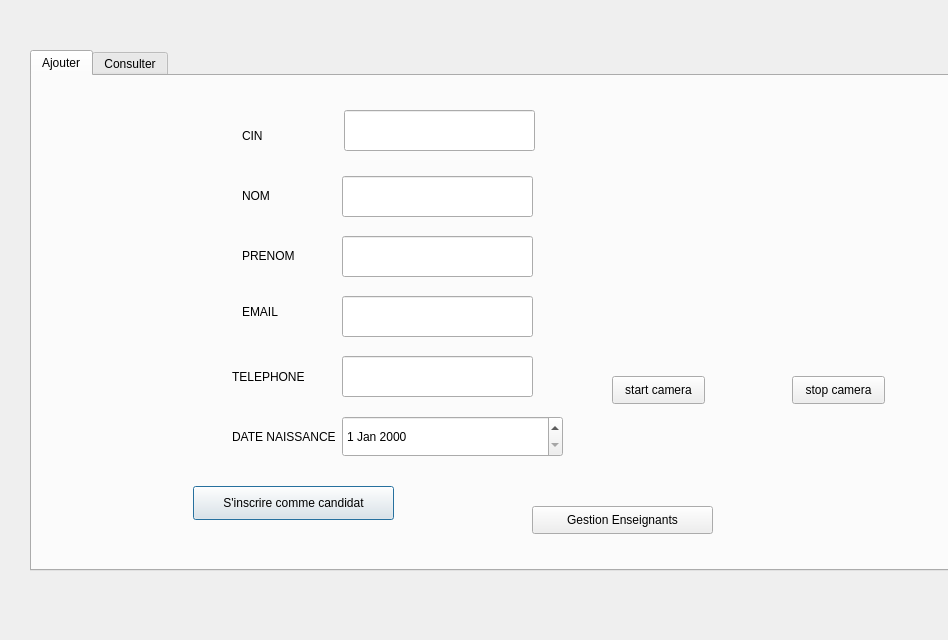
Above: gestion_candidats.ui from walidmz/QtRepass before the change. Below: the same form after it.
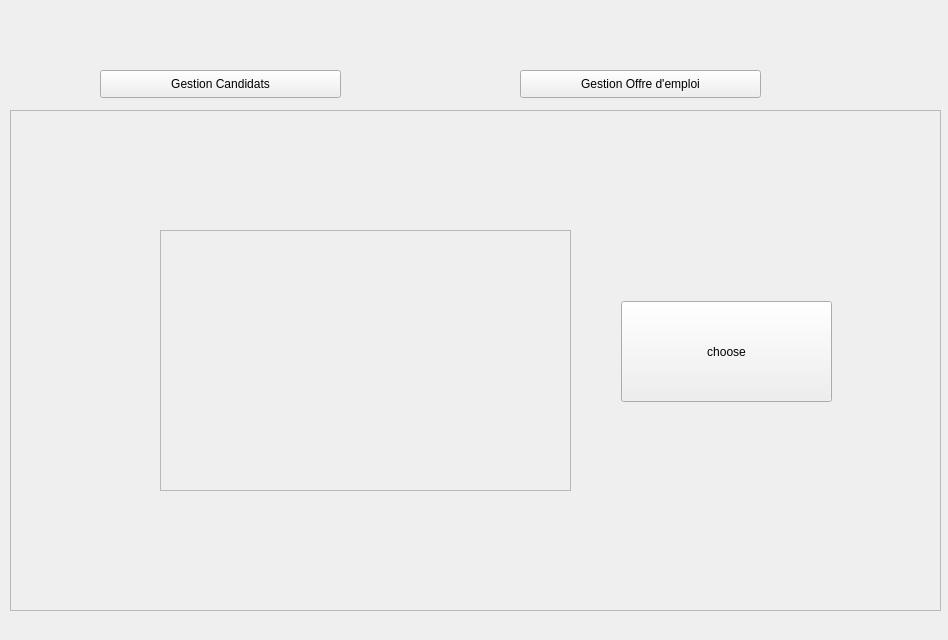
That is the form after the change. The open tabs and pages were chosen to show the change. Custom widgets are drawn as their Qt base class.

Commit message:
ajout de controle de saisie pour l'ajout des candidats
3rd commit

```diff
--- a/gestion_candidats.ui
+++ b/gestion_candidats.ui
@@ -13,13 +13,32 @@
   <property name="windowTitle">
    <string>Dialog</string>
   </property>
+  <widget class="QStackedWidget" name="stackedWidget">
+   <property name="geometry">
+    <rect>
+     <x>10</x>
+     <y>110</y>
+     <width>931</width>
+     <height>501</height>
+    </rect>
+   </property>
+   <property name="frameShape">
+    <enum>QFrame::StyledPanel</enum>
+   </property>
+   <property name="frameShadow">
+    <enum>QFrame::Sunken</enum>
+   </property>
+   <property name="currentIndex">
+    <number>0</number>
+   </property>
+   <widget class="QWidget" name="page">
   <widget class="QTabWidget" name="tabwidget">
    <property name="geometry">
     <rect>
-     <x>30</x>
-     <y>50</y>
-     <width>1031</width>
-     <height>521</height>
+       <x>10</x>
+       <y>10</y>
+       <width>901</width>
+       <height>481</height>
     </rect>
    </property>
    <property name="toolTip">
@@ -120,19 +139,6 @@
       <string>S'inscrire comme candidat</string>
      </property>
     </widget>
-    <widget class="QPushButton" name="pushButton">
-     <property name="geometry">
-      <rect>
-       <x>500</x>
-       <y>430</y>
-       <width>181</width>
-       <height>28</height>
-      </rect>
-     </property>
-     <property name="text">
-      <string>Gestion Enseignants</string>
-     </property>
-    </widget>
     <widget class="QLabel" name="label_11">
      <property name="geometry">
       <rect>
@@ -195,6 +201,23 @@
        <height>41</height>
       </rect>
      </property>
+       <property name="maximumDateTime">
+        <datetime>
+         <hour>23</hour>
+         <minute>59</minute>
+         <second>59</second>
+         <year>2024</year>
+         <month>10</month>
+         <day>9</day>
+        </datetime>
+       </property>
+       <property name="minimumDate">
+        <date>
+         <year>1980</year>
+         <month>9</month>
+         <day>14</day>
+        </date>
+       </property>
     </widget>
     <widget class="QCameraViewfinder" name="camera_view" native="true">
      <property name="geometry">
@@ -526,6 +549,65 @@
      </property>
     </widget>
    </widget>
+    </widget>
+   </widget>
+   <widget class="QWidget" name="page_2">
+    <widget class="QFrame" name="frame">
+     <property name="geometry">
+      <rect>
+       <x>149</x>
+       <y>119</y>
+       <width>411</width>
+       <height>261</height>
+      </rect>
+     </property>
+     <property name="frameShape">
+      <enum>QFrame::StyledPanel</enum>
+     </property>
+     <property name="frameShadow">
+      <enum>QFrame::Raised</enum>
+     </property>
+    </widget>
+    <widget class="QToolButton" name="toolButton">
+     <property name="geometry">
+      <rect>
+       <x>610</x>
+       <y>190</y>
+       <width>211</width>
+       <height>101</height>
+      </rect>
+     </property>
+     <property name="text">
+      <string>choose</string>
+     </property>
+    </widget>
+   </widget>
+  </widget>
+  <widget class="QPushButton" name="btn_gestion_candidats">
+   <property name="geometry">
+    <rect>
+     <x>100</x>
+     <y>70</y>
+     <width>241</width>
+     <height>28</height>
+    </rect>
+   </property>
+   <property name="text">
+    <string>Gestion Candidats</string>
+   </property>
+  </widget>
+  <widget class="QPushButton" name="btn_gestion_offreEmploi">
+   <property name="geometry">
+    <rect>
+     <x>520</x>
+     <y>70</y>
+     <width>241</width>
+     <height>28</height>
+    </rect>
+   </property>
+   <property name="text">
+    <string>Gestion Offre d'emploi</string>
+   </property>
   </widget>
  </widget>
  <customwidgets>
```
Lines whose indentation alone changed are shown as unchanged. The commit also changes 4 other files.
